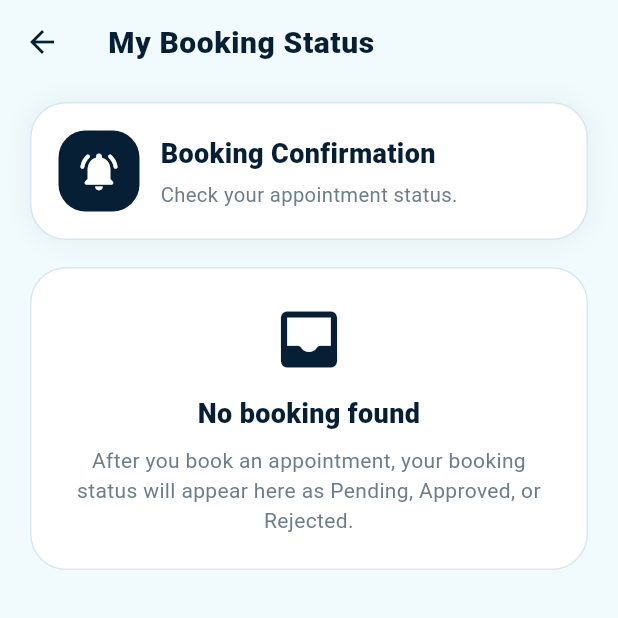
After one commit to jastin213/Queue_Tracking_App, a Flutter app: the CustomerHome screen opened directly, after a tap on "My Booking Status", on a phone screen of 412 x 824 dp, the top half of it. The commit adds this screen. Run offline on Flutter 3.47's test engine with Material 3 defaults, Android fonts, the phone set to English and light mode, and no system bars; our stand-ins replace file_picker, flutter_tts, image_picker.

Commit message:
Major update 3.0

```diff
--- /dev/null
+++ b/lib/screens/booking_status_page.dart
@@ -0,0 +1,368 @@
+import 'package:flutter/material.dart';
+import 'book_appointment.dart';
+import 'customer_register.dart';
+
+const Color _backgroundColor = Color(0xFFF1FAFC);
+const Color _primaryColor = Color(0xFF071F35);
+const Color _cardColor = Colors.white;
+const Color _borderColor = Color(0xFFD8E8EE);
+const Color _mutedTextColor = Color(0xFF6E7E88);
+const Color _softPrimaryColor = Color(0xFFEAF4F8);
+
+class BookingStatusPage extends StatelessWidget {
+  const BookingStatusPage({super.key});
+
+  String get loggedInName => loggedInCustomerNameNotifier.value.trim();
+
+  List<Map<String, dynamic>> getMyBookings() {
+    final String name = loggedInName.toLowerCase();
+
+    final allBookings = [
+      ...pendingBookings.value,
+      ...approvedBookings.value,
+      ...rejectedBookings.value,
+    ];
+
+    return allBookings.where((booking) {
+      final bookingName = (booking["fullName"] ?? "").toString().toLowerCase();
+      return bookingName.trim() == name;
+    }).toList();
+  }
+
+  Color statusColor(String status) {
+    if (status == "Approved") return Colors.green;
+    if (status == "Rejected") return Colors.red;
+    return Colors.orange;
+  }
+
+  IconData statusIcon(String status) {
+    if (status == "Approved") return Icons.check_circle_outline_rounded;
+    if (status == "Rejected") return Icons.cancel_outlined;
+    return Icons.pending_actions_rounded;
+  }
+
+  String statusMessage(String status) {
+    if (status == "Approved") {
+      return "Your appointment has been approved. Please prepare your documents and arrive before your queue number is called.";
+    }
+
+    if (status == "Rejected") {
+      return "Your appointment was rejected. Please book another schedule or coordinate with the testing center.";
+    }
+
+    return "Your appointment request is waiting for admin approval.";
+  }
+
+  @override
+  Widget build(BuildContext context) {
+    final bookings = getMyBookings();
+
+    return Theme(
+      data: Theme.of(context).copyWith(
+        scaffoldBackgroundColor: _backgroundColor,
+        colorScheme: Theme.of(context).colorScheme.copyWith(
+              primary: _primaryColor,
+              onPrimary: Colors.white,
+              surface: _cardColor,
+              onSurface: _primaryColor,
+            ),
+        appBarTheme: const AppBarTheme(
+          backgroundColor: _backgroundColor,
+          foregroundColor: _primaryColor,
+          elevation: 0,
+          centerTitle: false,
+          titleTextStyle: TextStyle(
+            color: _primaryColor,
+            fontSize: 20,
+            fontWeight: FontWeight.w800,
+            letterSpacing: 0.4,
+          ),
+        ),
+      ),
+      child: Scaffold(
+        appBar: AppBar(
+          title: const Text("My Booking Status"),
+        ),
+        body: SafeArea(
+          child: ValueListenableBuilder<String>(
+            valueListenable: loggedInCustomerNameNotifier,
+            builder: (context, name, _) {
+              return ValueListenableBuilder<List<Map<String, dynamic>>>(
+                valueListenable: pendingBookings,
+                builder: (context, pending, _) {
+                  return ValueListenableBuilder<List<Map<String, dynamic>>>(
+                    valueListenable: approvedBookings,
+                    builder: (context, approved, _) {
+                      return ValueListenableBuilder<List<Map<String, dynamic>>>(
+                        valueListenable: rejectedBookings,
+                        builder: (context, rejected, _) {
+                          final myBookings = getMyBookings();
+
+                          return ListView(
+                            padding: const EdgeInsets.fromLTRB(20, 12, 20, 24),
+                            children: [
+                              buildHeaderCard(),
+
+                              const SizedBox(height: 18),
+
+                              if (myBookings.isEmpty)
+                                buildEmptyCard()
+                              else
+                                ...myBookings.map((booking) {
+                                  return buildBookingCard(booking);
+                                }).toList(),
+                            ],
+                          );
+                        },
+                      );
+                    },
+                  );
+                },
+              );
+            },
+          ),
+        ),
+      ),
+    );
+  }
+
+  Widget buildHeaderCard() {
+    return Container(
+      width: double.infinity,
+      padding: const EdgeInsets.all(18),
+      decoration: BoxDecoration(
+        color: _cardColor,
+        borderRadius: BorderRadius.circular(24),
+        border: Border.all(color: _borderColor),
+        boxShadow: [
+          BoxShadow(
+            color: _primaryColor.withOpacity(0.06),
+            blurRadius: 14,
+          ),
+        ],
+      ),
+      child: Row(
+        children: [
+          Container(
+            height: 54,
+            width: 54,
+            decoration: BoxDecoration(
+              color: _primaryColor,
+              borderRadius: BorderRadius.circular(18),
+            ),
+            child: const Icon(
+              Icons.notifications_active_rounded,
+              color: Colors.white,
+              size: 30,
+            ),
+          ),
+          const SizedBox(width: 14),
+          Expanded(
+            child: Column(
+              crossAxisAlignment: CrossAxisAlignment.start,
+              children: [
+                const Text(
+                  "Booking Confirmation",
+                  style: TextStyle(
+                    color: _primaryColor,
+                    fontSize: 18,
+                    fontWeight: FontWeight.w900,
+                  ),
+                ),
+                const SizedBox(height: 5),
+                Text(
+                  loggedInName.isEmpty
+                      ? "Check your appointment status."
+                      : "Showing bookings for $loggedInName",
+                  style: const TextStyle(
+                    color: _mutedTextColor,
+                    fontSize: 13.5,
+                    height: 1.35,
+                  ),
+                ),
+              ],
+            ),
+          ),
+        ],
+      ),
+    );
+  }
+
+  Widget buildEmptyCard() {
+    return Container(
+      width: double.infinity,
+      padding: const EdgeInsets.all(22),
+      decoration: BoxDecoration(
+        color: _cardColor,
+        borderRadius: BorderRadius.circular(24),
+        border: Border.all(color: _borderColor),
+      ),
+      child: const Column(
+        children: [
+          Icon(
+            Icons.inbox_rounded,
+            color: _primaryColor,
+            size: 50,
+          ),
+          SizedBox(height: 12),
+          Text(
+            "No booking found",
+            textAlign: TextAlign.center,
+            style: TextStyle(
+              color: _primaryColor,
+              fontSize: 18,
+              fontWeight: FontWeight.w900,
+            ),
+          ),
+          SizedBox(height: 8),
+          Text(
+            "After you book an appointment, your booking status will appear here as Pending, Approved, or Rejected.",
+            textAlign: TextAlign.center,
+            style: TextStyle(
+              color: _mutedTextColor,
+              height: 1.4,
+            ),
+          ),
+        ],
+      ),
+    );
+  }
+
+  Widget buildBookingCard(Map<String, dynamic> booking) {
+    final status = booking["status"]?.toString() ?? "Pending";
+    final color = statusColor(status);
+
+    return Container(
+      width: double.infinity,
+      margin: const EdgeInsets.only(bottom: 14),
+      padding: const EdgeInsets.all(18),
+      decoration: BoxDecoration(
+        color: _cardColor,
+        borderRadius: BorderRadius.circular(24),
+        border: Border.all(color: _borderColor),
+        boxShadow: [
+          BoxShadow(
+            color: _primaryColor.withOpacity(0.05),
+            blurRadius: 12,
+          ),
+        ],
+      ),
+      child: Column(
+        crossAxisAlignment: CrossAxisAlignment.start,
+        children: [
+          Row(
+            children: [
+              CircleAvatar(
+                backgroundColor: color.withOpacity(0.12),
+                child: Icon(
+                  statusIcon(status),
+                  color: color,
+                ),
+              ),
+              const SizedBox(width: 12),
+              Expanded(
+                child: Text(
+                  status,
+                  style: TextStyle(
+                    color: color,
+                    fontSize: 18,
+                    fontWeight: FontWeight.w900,
+                  ),
+                ),
+              ),
+              Container(
+                padding: const EdgeInsets.symmetric(
+                  horizontal: 12,
+                  vertical: 7,
+                ),
+                decoration: BoxDecoration(
+                  color: _primaryColor,
+                  borderRadius: BorderRadius.circular(20),
+                ),
+                child: Text(
+                  booking["queue"]?.toString() ?? "-",
+                  style: const TextStyle(
+                    color: Colors.white,
+                    fontWeight: FontWeight.w900,
+                  ),
+                ),
+              ),
+            ],
+          ),
+
+          const SizedBox(height: 12),
+
+          Text(
+            statusMessage(status),
+            style: const TextStyle(
+              color: _mutedTextColor,
+              height: 1.45,
+              fontSize: 13.5,
+            ),
+          ),
+
+          const SizedBox(height: 16),
+
+          infoRow("Queue Code", booking["queue"]),
+          infoRow("Date", booking["date"]),
+          infoRow("Vehicle Type", booking["vehicle"]),
+          infoRow("Plate Number", booking["plate"]),
+          infoRow("Municipality", booking["municipality"]),
+
+          if (status == "Approved") ...[
+            const SizedBox(height: 14),
+            Container(
+              width: double.infinity,
+              padding: const EdgeInsets.all(14),
+              decoration: BoxDecoration(
+                color: Colors.green.withOpacity(0.08),
+                borderRadius: BorderRadius.circular(16),
+                border: Border.all(
+                  color: Colors.green.withOpacity(0.25),
+                ),
+              ),
+              child: const Text(
+                "Your booking is approved. Use your queue code when tracking your queue.",
+                style: TextStyle(
+                  color: Colors.green,
+                  fontWeight: FontWeight.w800,
+                  height: 1.35,
+                ),
+              ),
+            ),
+          ],
+        ],
+      ),
+    );
+  }
+
+  Widget infoRow(String label, dynamic value) {
+    return Padding(
+      padding: const EdgeInsets.only(bottom: 9),
+      child: Row(
+        crossAxisAlignment: CrossAxisAlignment.start,
+        children: [
+          SizedBox(
+            width: 115,
+            child: Text(
+              "$label:",
+              style: const TextStyle(
+                color: _primaryColor,
+                fontWeight: FontWeight.w800,
+              ),
+            ),
+          ),
+          Expanded(
+            child: Text(
+              value == null ? "-" : value.toString(),
+              style: const TextStyle(
+                color: _mutedTextColor,
+                fontWeight: FontWeight.w600,
+              ),
+            ),
+          ),
+        ],
+      ),
+    );
+  }
+}
--- a/lib/screens/customer_home.dart
+++ b/lib/screens/customer_home.dart
@@ -1,6 +1,8 @@
 import 'package:flutter/material.dart';
 import 'track_page.dart';
 import 'book_appointment.dart';
+import 'booking_status_page.dart';
+import 'customer_register.dart';
 
 const Color _backgroundColor = Color(0xFFF1FAFC);
 const Color _primaryColor = Color(0xFF071F35);
@@ -34,8 +36,10 @@ class CustomerHome extends StatelessWidget {
           child: Column(
             crossAxisAlignment: CrossAxisAlignment.start,
             children: [
-              // OVERVIEW CARD
-              Container(
+              ValueListenableBuilder<String>(
+                valueListenable: loggedInCustomerNameNotifier,
+                builder: (context, name, _) {
+                  return Container(
                     width: double.infinity,
                     padding: const EdgeInsets.all(20),
                     decoration: BoxDecoration(
@@ -66,9 +70,11 @@ class CustomerHome extends StatelessWidget {
                           ),
                         ),
                         const SizedBox(height: 16),
-                    const Text(
-                      "NPJN Emission Testing Center",
-                      style: TextStyle(
+                        Text(
+                          name.isEmpty
+                              ? "NPJN Emission Testing Center"
+                              : "Welcome, $name",
+                          style: const TextStyle(
                             fontSize: 22,
                             fontWeight: FontWeight.w800,
                             color: _primaryColor,
@@ -77,7 +83,7 @@ class CustomerHome extends StatelessWidget {
                         ),
                         const SizedBox(height: 8),
                         const Text(
-                      "Book your emission test appointment, track your queue number, and check your estimated waiting time before visiting the center.",
+                          "Book your emission test appointment, track your queue number, and check your booking confirmation.",
                           style: TextStyle(
                             fontSize: 14.5,
                             height: 1.5,
@@ -86,6 +92,8 @@ class CustomerHome extends StatelessWidget {
                         ),
                       ],
                     ),
+                  );
+                },
               ),
 
               const SizedBox(height: 24),
@@ -102,7 +110,6 @@ class CustomerHome extends StatelessWidget {
 
               const SizedBox(height: 14),
 
-              // TRACK QUEUE BUTTON
               _ActionCard(
                 icon: Icons.search_rounded,
                 title: "Track My Queue",
@@ -119,7 +126,6 @@ class CustomerHome extends StatelessWidget {
 
               const SizedBox(height: 16),
 
-              // BOOK APPOINTMENT BUTTON
               _ActionCard(
                 icon: Icons.calendar_month_rounded,
                 title: "Book Appointment",
@@ -134,9 +140,26 @@ class CustomerHome extends StatelessWidget {
                 },
               ),
 
+              const SizedBox(height: 16),
+
+              _ActionCard(
+                icon: Icons.notifications_active_rounded,
+                title: "My Booking Status",
+                subtitle:
+                    "Check if your appointment is pending, approved, or rejected.",
+                isFilled: false,
+                onTap: () {
+                  Navigator.push(
+                    context,
+                    MaterialPageRoute(
+                      builder: (_) => const BookingStatusPage(),
+                    ),
+                  );
+                },
+              ),
+
               const SizedBox(height: 24),
 
-              // SERVICES OFFERED
               Container(
                 width: double.infinity,
                 padding: const EdgeInsets.all(18),
@@ -184,7 +207,6 @@ class CustomerHome extends StatelessWidget {
 
               const SizedBox(height: 18),
 
-              // CENTER INFORMATION
               Container(
                 width: double.infinity,
                 padding: const EdgeInsets.all(18),
```
Also changed, not shown: lib/screens/customer_login.dart (+42 -9 lines), lib/screens/customer_register.dart (+49 -15 lines). Lines whose indentation alone changed are shown as unchanged.
